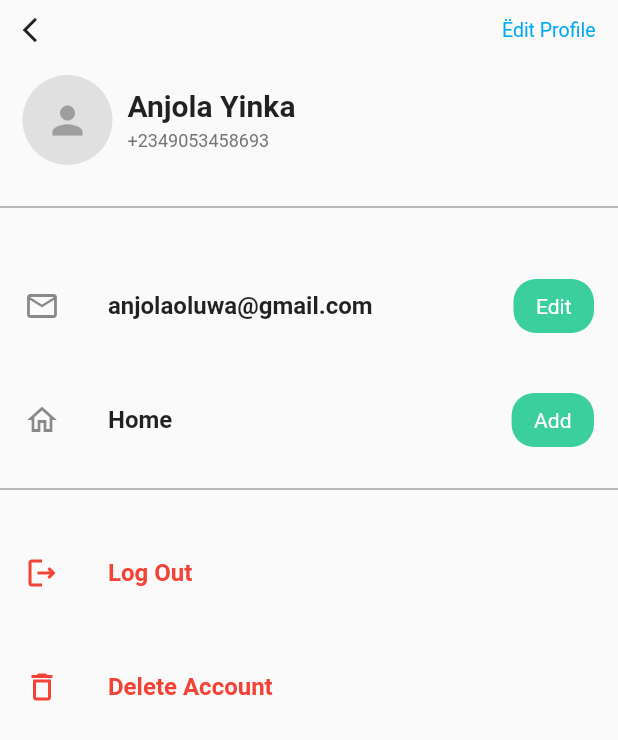
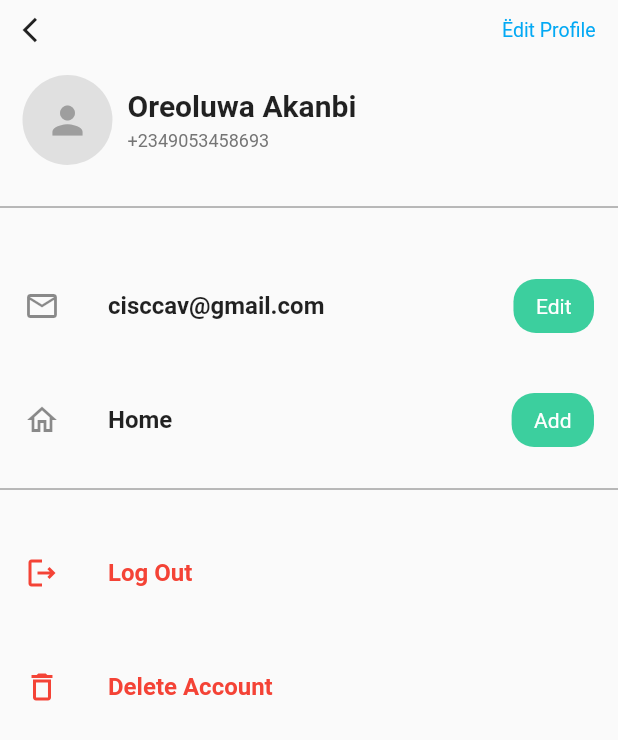
Before and after one commit to CAVTechDev/dore, a Flutter app: the CustomerHome screen opened directly, after a tap on the "menu" icon, after a tap on "View Profile", on a phone screen of 412 x 824 dp. Shown: the top 740 px of the screen. Run offline on Flutter 3.47's test engine with Material 2 defaults, Android fonts, the light colour scheme and no system bars; our stand-ins replace email_validator, firebase_auth, firebase_core, firebase_database, fluttertoast, geolocator and 4 more; missing offline and left inert: geocoder2; accounts and stored records are empty.

Commit message:
next commit

```diff
--- a/lib/assistants/assistants.dart
+++ b/lib/assistants/assistants.dart
@@ -28,7 +28,7 @@
 
   static Future<String> searchAddressforGeographicCoordinates(Position position, context) async{
 
-    String apiUrl = "https://maps.googleapis.com/maps/api/geocode/jason?latlng=${position.latitude}, ${position.latitude}&key=$mapKey";
+    String apiUrl = "https://maps.googleapis.com/maps/api/geocode/json?latlng=${position.latitude}, ${position.latitude}&key=$mapKey";
 
     String humanReadableAdrress = "";
 
--- a/lib/components/main_page_container/location_container.dart
+++ b/lib/components/main_page_container/location_container.dart
@@ -32,7 +32,7 @@
                 padding: const EdgeInsets.symmetric(horizontal: 15),
                 child: ListTile(
                   leading: Icon(Icons.check_box_rounded,color: Color.fromARGB(255, 60, 207, 158),),
-                  title: Text("Ringroad Ibadan", style: TextStyle(fontWeight: FontWeight.bold, fontSize: 13),),
+                  title: Text("First Technical University, Ibadan", style: TextStyle(fontWeight: FontWeight.bold, fontSize: 13), overflow: TextOverflow.fade, softWrap: true,),
                   trailing: Icon(Icons.edit),
                 ),
               ),
--- a/lib/customer_pages/drawer_pages/profile.dart
+++ b/lib/customer_pages/drawer_pages/profile.dart
@@ -50,7 +50,7 @@
                 Column(
                   crossAxisAlignment: CrossAxisAlignment.start,
                   children: [
-                    Text("Anjola Yinka", style: TextStyle(fontWeight: FontWeight.bold, fontSize: 20),),
+                    Text("Oreoluwa Akanbi", style: TextStyle(fontWeight: FontWeight.bold, fontSize: 20),),
                     SizedBox(height: 5,),
                     Text("+2349053458693", style: TextStyle(color: Colors.grey.shade600, fontSize: 12),)
                   ],
@@ -69,7 +69,7 @@
           SizedBox(height: 30,),
           ListTile(
             leading: Icon(Icons.mail_outlined),
-            title: Text("anjolaoluwa@gmail.com", style: TextStyle(fontWeight: FontWeight.bold,),),
+            title: Text("cisccav@gmail.com", style: TextStyle(fontWeight: FontWeight.bold,),),
             trailing: Container(
               padding: EdgeInsets.fromLTRB(15, 10, 15, 10),
               decoration: BoxDecoration(
--- a/lib/customer_pages/main_pages/home.dart
+++ b/lib/customer_pages/main_pages/home.dart
@@ -114,11 +114,11 @@
 
     newGoogleMapController!.animateCamera(CameraUpdate.newCameraPosition(cameraPosition));
 
-    String humanReadableAdrress = await AssistantModels.searchAddressforGeographicCoordinates(userCurrentPosition!, context);
-    print("This is your current location" + humanReadableAdrress);
+    // String humanReadableAdrress = await AssistantModels.searchAddressforGeographicCoordinates(userCurrentPosition!, context);
+    // print("This is your current location" + humanReadableAdrress);
 
-    userName = userModelCurrentInfo!.name!;
-    userEmail = userModelCurrentInfo!.email!;
+    // userName = userModelCurrentInfo!.name!;
+    // userEmail = userModelCurrentInfo!.email!;
 
     // initializeGoeFireListener();
 
@@ -128,32 +128,32 @@
   }
 
 
-  getAddressfromLatLng() async {
+  // getAddressfromLatLng() async {
 
-    try{
+  //   try{
 
-      GeoData data = await Geocoder2.getDataFromCoordinates(
-        latitude: pickLocation!.latitude,
-        longitude: pickLocation!.longitude,
-        googleMapApiKey: mapKey,
+  //     GeoData data = await Geocoder2.getDataFromCoordinates(
+  //       latitude: userCurrentPosition!.latitude,
+  //       longitude: userCurrentPosition!.longitude,
+  //       googleMapApiKey: mapKey,
 
-        );
+  //       );
 
-    setState(() {
-      Directions userPickupAddress = Directions();
-      userPickupAddress.locationLatitude = pickLocation!.latitude;
-      userPickupAddress.locationLongitue = pickLocation!.longitude;
-      userPickupAddress.locationName = data.address;
+  //   setState(() {
+  //     // Directions userPickupAddress = Directions();
+  //     // userPickupAddress.locationLatitude = pickLocation!.latitude;
+  //     // userPickupAddress.locationLongitue = pickLocation!.longitude;
+  //     // userPickupAddress.locationName = data.address;
 
-      Provider.of<AppInfo>(context, listen: false).updatePickUpLocationAddress(userPickupAddress);
+  //     // Provider.of<AppInfo>(context, listen: false).updatePickUpLocationAddress(userPickupAddress);
 
-      // _address = data.address;
-    });
+  //     _address = data.address;
+  //   });
 
-    } catch(e) {
-      print(e);
-    }
-  }
+  //   } catch(e) {
+  //     print(e);
+  //   }
+  // }
 
 
   checkifLocationPermissionAllowed() async {
@@ -197,12 +197,9 @@
                 _controllerGoogleMap.complete(controller);
                 newGoogleMapController = controller;
 
-
-                setState(() {
+              setState(() {
 
                 });
-
-
                 locateUserPosition();
               },
               onCameraMove: (CameraPosition? position) {
@@ -213,7 +210,7 @@
                 }
               },
               onCameraIdle: () {
-                getAddressfromLatLng();
+                // getAddressfromLatLng();
               },
 
               ),
@@ -227,115 +224,115 @@
               ),
 
 
-            // UI for Searching location
             Positioned(
-              bottom: 0,
-              right: 0,
-              left:0,
-              child: Padding(
-                padding: EdgeInsets.fromLTRB(20, 50, 20, 20),
-                child: Column(
-                  mainAxisAlignment: MainAxisAlignment.spaceBetween,
-                  children: [
-                    Container(
-                      padding: EdgeInsets.all(10),
-                      decoration: BoxDecoration(
-                        color: Colors.white,
-                        borderRadius: BorderRadius.circular(10)
-                      ,),
-                      child: Column(
-                        children: [
-                          Container(
-                            decoration: BoxDecoration(
-                              color: Colors.grey.shade100,
-                              borderRadius:  BorderRadius.circular(10),
-                            ),
-                            child: Column(
-                              children: [
-                                Padding(
-                                  padding: EdgeInsets.all(5),
-                                  child: Row(
-                                    children: [
-                                      Icon(Icons.location_on_outlined, color: Colors.blue,),
-                                      SizedBox(width: 20,),
-                                      Column(
-                                        crossAxisAlignment: CrossAxisAlignment.start,
-                                        children: [
-                                          Text("From", style: TextStyle(color: Colors.blue, fontSize: 12, fontWeight: FontWeight.bold,),),
+              top: 10,
+              right: 70,
+              left: 70,
+              child: Container(
+                decoration: BoxDecoration(
 
-                                          Text(Provider.of<AppInfo>(context).userPickupLocation != null
-                                           ? Provider.of<AppInfo>(context).userPickupLocation!.locationName!.substring(0, 24) + "...."
-                                           : "Not getting address",
-                                          style: TextStyle(color: Colors.grey, fontSize: 16),)
-                                        ],
-                                      )
-                                    ],
-                                  ),)
-,
-                                  SizedBox(height: 5,),
+                  borderRadius: BorderRadius.circular(20),
+                  color: Colors.white,
+                ),
+                padding: EdgeInsets.all(20),
+                child: Text("First Technical University",
+                overflow: TextOverflow.visible, softWrap: true,),
+              ),
+            ),
 
-                                  Divider(
-                                    height: 1,
-                                    thickness: 2,
-                                    color: Colors.blue,
-                                  ),
 
-                                  SizedBox(height: 5,),
 
-                                  Padding(
-                                    padding: EdgeInsets.all(10),
-                                    child: GestureDetector(
-                                      onTap: (){
 
-                                      },
-                                      child: Row(
-                                    children: [
-                                      Icon(Icons.location_on_outlined, color: Colors.blue,),
-                                      SizedBox(width: 20,),
-                                      Column(
-                                        crossAxisAlignment: CrossAxisAlignment.start,
-                                        children: [
-                                          Text("From", style: TextStyle(color: Colors.blue, fontSize: 12, fontWeight: FontWeight.bold,),),
+//             // UI for Searching location
+//             Positioned(
+//               bottom: 0,
+//               right: 0,
+//               left:0,
+//               child: Padding(
+//                 padding: EdgeInsets.fromLTRB(20, 50, 20, 20),
+//                 child: Column(
+//                   mainAxisAlignment: MainAxisAlignment.spaceBetween,
+//                   children: [
+//                     Container(
+//                       padding: EdgeInsets.all(10),
+//                       decoration: BoxDecoration(
+//                         color: Colors.white,
+//                         borderRadius: BorderRadius.circular(10)
+//                       ,),
+//                       child: Column(
+//                         children: [
+//                           Container(
+//                             decoration: BoxDecoration(
+//                               color: Colors.grey.shade100,
+//                               borderRadius:  BorderRadius.circular(10),
+//                             ),
+//                             child: Column(
+//                               children: [
+//                                 Padding(
+//                                   padding: EdgeInsets.all(5),
+//                                   child: Row(
+//                                     children: [
+//                                       Icon(Icons.location_on_outlined, color: Colors.blue,),
+//                                       SizedBox(width: 20,),
+//                                       Column(
+//                                         crossAxisAlignment: CrossAxisAlignment.start,
+//                                         children: [
+//                                           Text("From", style: TextStyle(color: Colors.blue, fontSize: 12, fontWeight: FontWeight.bold,),),
 
-                                          Text(Provider.of<AppInfo>(context).userPickupLocation != null
-                                          ? Provider.of<AppInfo>(context).userDropOffLocation!.locationName!.substring(0, 24) + "...."
-                                          : "Not getting address",
-                                          style: TextStyle(color: Colors.grey, fontSize: 16),)
-                                        ],
-                                      )
-                                    ],
-                                  ),
-                                    ),
-                                  )
-                              ],
-                            ) ,
-                          )
-                        ],
-                      )
-                    )
+//                                           Text(Provider.of<AppInfo>(context).userPickupLocation != null
+//                                            ? Provider.of<AppInfo>(context).userPickupLocation!.locationName!.substring(0, 24) + "...."
+//                                            : "Not getting address",
+//                                           style: TextStyle(color: Colors.grey, fontSize: 16),)
+//                                         ],
+//                                       )
+//                                     ],
+//                                   ),)
+// ,
+//                                   SizedBox(height: 5,),
 
-                  ],
-                ),
-              )),
+//                                   Divider(
+//                                     height: 1,
+//                                     thickness: 2,
+//                                     color: Colors.blue,
+//                                   ),
 
-            // Positioned(
-            //   top: 10,
-            //   right: 70,
-            //   left: 70,
-            //   child: Container(
-            //     decoration: BoxDecoration(
+//                                   SizedBox(height: 5,),
 
-            //       borderRadius: BorderRadius.circular(20),
-            //       color: Colors.white,
-            //     ),
-            //     padding: EdgeInsets.all(20),
-            //     child: Text(
-            //       Provider.of<AppInfo>(context).userPickupLocation != null
-            //       ? (Provider.of<AppInfo>(context).userPickupLocation!.locationName!).substring(0 , 24) + "..."
-            //       : "Not Getting Address",
-            //     overflow: TextOverflow.visible, softWrap: true,),
-            //   ),
-            // ),
+//                                   Padding(
+//                                     padding: EdgeInsets.all(10),
+//                                     child: GestureDetector(
+//                                       onTap: (){
+
+//                                       },
+//                                       child: Row(
+//                                     children: [
+//                                       Icon(Icons.location_on_outlined, color: Colors.blue,),
+//                                       SizedBox(width: 20,),
+//                                       Column(
+//                                         crossAxisAlignment: CrossAxisAlignment.start,
+//                                         children: [
+//                                           Text("From", style: TextStyle(color: Colors.blue, fontSize: 12, fontWeight: FontWeight.bold,),),
+
+//                                           Text(Provider.of<AppInfo>(context).userPickupLocation != null
+//                                           ? Provider.of<AppInfo>(context).userDropOffLocation!.locationName!.substring(0, 24) + "...."
+//                                           : "Not getting address",
+//                                           style: TextStyle(color: Colors.grey, fontSize: 16),)
+//                                         ],
+//                                       )
+//                                     ],
+//                                   ),
+//                                     ),
+//                                   )
+//                               ],
+//                             ) ,
+//                           )
+//                         ],
+//                       )
+//                     )
+
+//                   ],
+//                 ),
+//               )),
 
 
 
@@ -360,64 +357,87 @@
                ),
              ),
 
-          //   Positioned(
-          //     top: 700,
-          //     bottom: 0,
-          //     left: 0,
-          //     right: 0,
-          //     child: Container(
-          // height: 150,
-          // width: double.infinity,
-          // alignment: Alignment(0, 0.8) ,
-          // decoration: BoxDecoration(
-          //   borderRadius: BorderRadius.only(topLeft: Radius.circular(20), topRight: Radius.circular(20)),
-          //   color: Colors.white
-          // ),
-          // child: Column(
-          //   children: [
-          //     SizedBox(height: 5,),
-          //     Container(
-          //       height: 7,
-          //       width: 60,
-          //       decoration: BoxDecoration(
-          //         color: Colors.grey.shade300,
-          //         borderRadius: BorderRadius.circular(25)
-          //       ),
-          //     ),
-          //     SizedBox(height: 40,),
+             // Pick up from
 
-          //     //Textfield
-          //     Padding(
-          //       padding: const EdgeInsets.symmetric(horizontal: 15),
-          //       child: TextField(
-          //         onTap: (){
-          //           Navigator.push(context, SlideUpPageRoute(page: SelectDestPage()));
-          //         },
-          //         decoration: InputDecoration(
-          //           fillColor: Colors.grey.shade100,
-          //           filled: true,
-          //           enabledBorder: OutlineInputBorder(
-          //             borderRadius: BorderRadius.circular(15),
-          //             borderSide: BorderSide.none,
-          //           ),
-          //           labelText: "Pickup from",
-          //           labelStyle: TextStyle(color: Colors.black, fontWeight: FontWeight.w800, fontSize: 13,),
-          //           prefixIcon: Icon(Icons.search,)
+            Positioned(
 
-          //         ),
-          //         controller: TextEditingController(),
-          //       ),
-          //     )
-          //   ],
-          // ),
-          //   ),
-          //   ),
+              bottom: 0,
+              left: 0,
+              right: 0,
+              child: Padding(
+                padding: const EdgeInsets.fromLTRB(0,50,0,0),
+                child: Container(
+                          padding: EdgeInsets.all(5),
+                          decoration: BoxDecoration(
+                          borderRadius: BorderRadius.only(topLeft: Radius.circular(20), topRight: Radius.circular(20)),
+                          color: Colors.white
+                        ),
+                        child: Column(
+                          children: [
+                SizedBox(height: 5,),
+                Container(
+                  height: 7,
+                  width: 60,
+                  decoration: BoxDecoration(
+                    color: Colors.grey.shade300,
+                    borderRadius: BorderRadius.circular(25)
+                  ),
+                ),
+                SizedBox(height: 40,),
+
+                //Current Location Textfield
+                Padding(
+                  padding: EdgeInsets.symmetric(horizontal: 10),
+                  child: GestureDetector(
+                    onTap: () {
+                      Navigator.push(context, SlideUpPageRoute(page: SelectDestPage()));
+                    },
+                    child: Container(
+                      padding: EdgeInsets.symmetric(horizontal: 10, vertical: 20),
+                      decoration: BoxDecoration(
+                        color: Colors.grey.shade100,
+                        borderRadius: BorderRadius.circular(10)
+                      ),child: Row(
+                        children: [
+                          Icon(Icons.search),
+                          SizedBox(width: 15,),
+                          Text("Pickup From", style: TextStyle(color: Colors.black, fontWeight: FontWeight.w800, fontSize: 13),)
+                        ],
+                      ),
+                    ),
+                  ),),
+                // Padding(
+                //   padding: const EdgeInsets.symmetric(horizontal: 5),
+                //   child: TextField(
+                //     onTap: (){
+                //       Navigator.push(context, SlideUpPageRoute(page: SelectDestPage()));
+                //     },
+                //     decoration: InputDecoration(
+                //       fillColor: Colors.grey.shade100,
+                //       filled: true,
+                //       enabledBorder: OutlineInputBorder(
+                //         borderRadius: BorderRadius.circular(15),
+                //         borderSide: BorderSide.none,
+                //       ),
+                //       labelText: "Pickup from",
+                //       labelStyle: TextStyle(color: Colors.black, fontWeight: FontWeight.w800, fontSize: 13,),
+                //       prefixIcon: Icon(Icons.search,)
+
+                //     ),
+                //     controller: TextEditingController(),
+                //   ),
+                // ),
+                SizedBox(height: 40,)
+                          ],
+                        ),
+                          ),
+              ),
+            ),
 
 
 
             ],
           ),
-
 
 
 
@@ -437,7 +457,7 @@
             ),
             backgroundColor: Colors.white,
             child: Container(
-              child: Padding(padding: EdgeInsets.fromLTRB(20, 70, 20, 0),
+              child: Padding(padding: EdgeInsets.fromLTRB(20, 20, 20, 0),
               child: Column(
                 children: [
                   Row(
@@ -455,7 +475,7 @@
                       Column(
                         crossAxisAlignment: CrossAxisAlignment.start,
                         children: [
-                          Text("Anjola", style: TextStyle(color: Colors.black, fontWeight: FontWeight.bold, fontSize: 15),),
+                          Text("Oreoluwa", style: TextStyle(color: Colors.black, fontWeight: FontWeight.bold, fontSize: 15),),
                           SizedBox(height: 5,),
                           InkWell(
                             onTap: (){
--- a/lib/landing_screen.dart
+++ b/lib/landing_screen.dart
@@ -25,7 +25,7 @@
       if(await firebaseAuth.currentUser != null){
         firebaseAuth.currentUser != null? AssistantModels.readCurrentUserOnlineInfo() : null;
         Navigator.push(context, MaterialPageRoute(builder: ((context) {
-          return CustomerHome();
+          return CustomerLogin();
         })));
       }
 
```
Also changed, not shown: lib/customer_pages/main_pages/confirm_pickup.dart (+76 -6 lines), lib/customer_pages/main_pages/destination.dart (+9 -2 lines), lib/onboarding_pages/intro1.dart (+23 -2 lines), lib/onboarding_pages/intro2.dart (+23 -2 lines), lib/onboarding_pages/intro3.dart (+21 -2 lines).
